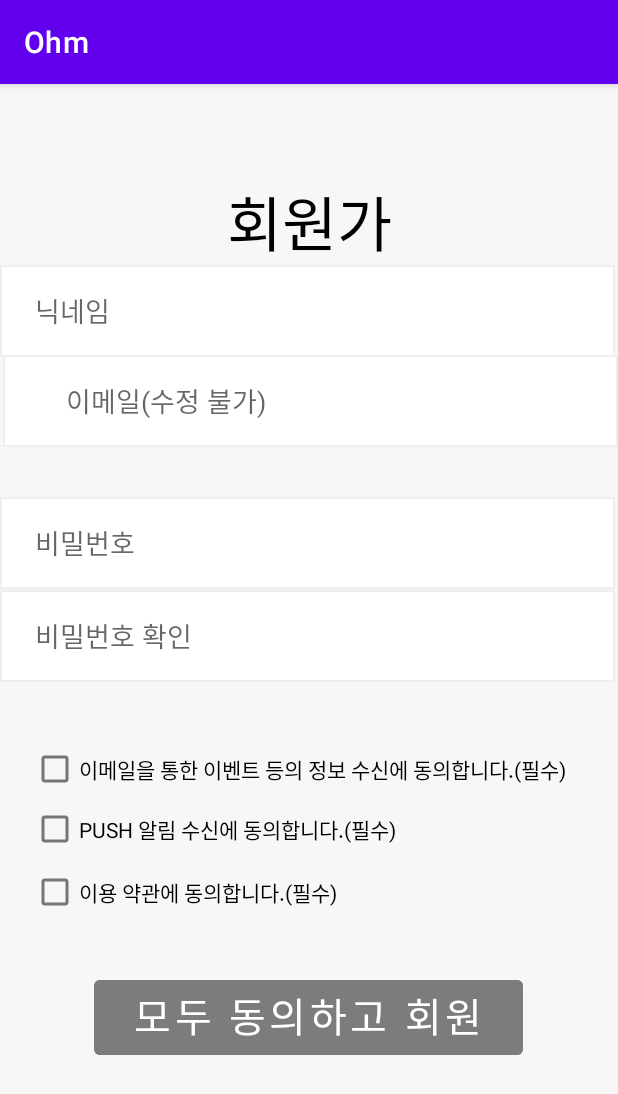
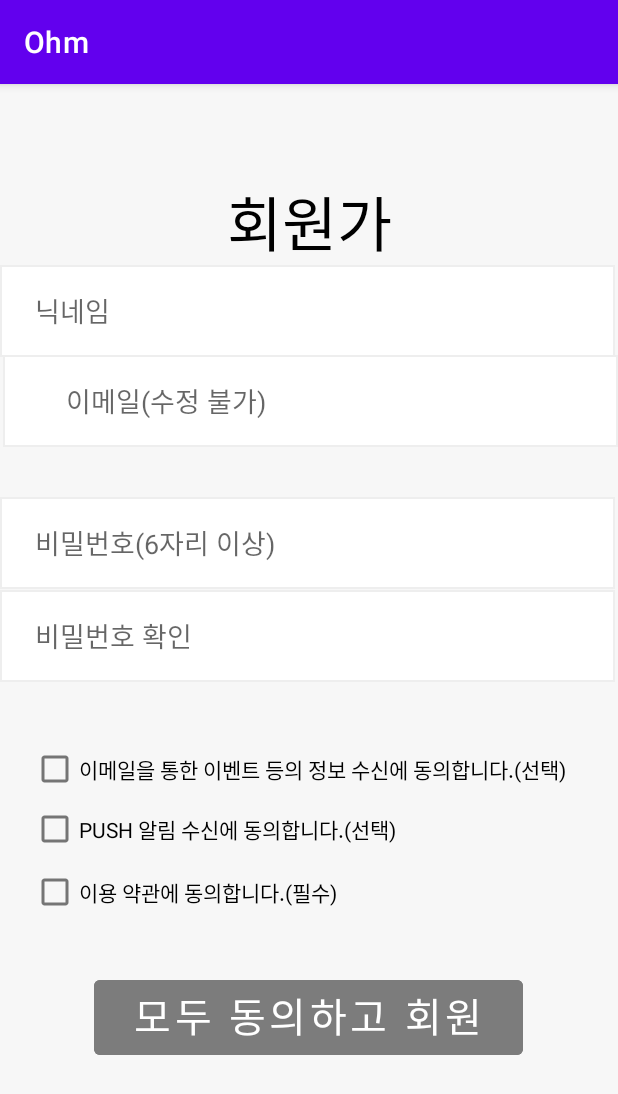
Before and after one commit to mjkcool/Project-Ohm, an Android app: the join screen opened directly, with no data from a screen before it, on a phone screen of 412 x 824 dp. Shown: the top 1094 px of the screen. Run offline under Robolectric (Android 15) with nearby library versions, the phone set to English and light mode, and no system bars; our stand-ins replace Firebase (no records; nobody signed in at launch, a user with empty details on screens opened directly).

Commit message:
1. 회원가입, 로그인 비밀번호 textpassword 설정 2. 이벤트 메일, push 선택으로 변경

```diff
--- a/app/build.gradle
+++ b/app/build.gradle
@@ -55,5 +55,6 @@ dependencies {
     androidTestImplementation 'androidx.test.espresso:espresso-core:3.3.0'
     implementation "androidx.cardview:cardview:1.0.0"
     implementation 'androidx.recyclerview:recyclerview:1.1.0'
+    implementation 'com.google.android.gms:play-services-auth:19.0.0'
     implementation "com.leinardi.android:speed-dial:2.0.0"
 }
--- a/app/src/main/res/layout/activity_join.xml
+++ b/app/src/main/res/layout/activity_join.xml
@@ -65,7 +65,8 @@
         android:layout_height="61dp"
         android:layout_marginTop="16dp"
         android:background="@drawable/edittext"
-        android:hint="     비밀번호"
+        android:inputType="textPassword"
+        android:hint="     비밀번호(6자리 이상)"
         app:layout_constraintBottom_toTopOf="@+id/event_check"
         app:layout_constraintEnd_toEndOf="parent"
         app:layout_constraintHorizontal_bias="0.0"
@@ -82,6 +83,7 @@
         android:layout_height="61dp"
         android:background="@drawable/edittext"
         android:hint="     비밀번호 확인"
+        android:inputType="textPassword"
         app:layout_constraintBottom_toTopOf="@+id/event_check"
         app:layout_constraintEnd_toEndOf="parent"
         app:layout_constraintHorizontal_bias="0.0"
@@ -97,7 +99,7 @@
         android:layout_width="391dp"
         android:layout_height="29dp"
         android:layout_marginTop="42dp"
-        android:text="이메일을 통한 이벤트 등의 정보 수신에 동의합니다.(필수)"
+        android:text="이메일을 통한 이벤트 등의 정보 수신에 동의합니다.(선택)"
         app:layout_constraintBottom_toTopOf="@+id/push"
         app:layout_constraintEnd_toEndOf="parent"
         app:layout_constraintHorizontal_bias="1.0"
@@ -112,7 +114,7 @@
         android:layout_width="391dp"
         android:layout_height="29dp"
         android:layout_marginTop="10dp"
-        android:text="PUSH 알림 수신에 동의합니다.(필수)"
+        android:text="PUSH 알림 수신에 동의합니다.(선택)"
         app:layout_constraintBottom_toTopOf="@+id/consent"
         app:layout_constraintEnd_toEndOf="parent"
         app:layout_constraintHorizontal_bias="1.0"
--- a/app/src/main/res/layout/activity_login.xml
+++ b/app/src/main/res/layout/activity_login.xml
@@ -59,6 +59,7 @@
         android:layout_width="356dp"
         android:layout_height="50dp"
         android:textColor="#000000"
+        android:inputType="textPassword"
         app:layout_constraintBottom_toBottomOf="parent"
         app:layout_constraintEnd_toEndOf="parent"
         app:layout_constraintHorizontal_bias="0.509"
```
Also changed, not shown: app/src/main/java/kr/hs/emirim/ohm/MyPage.kt (+4 -4 lines), app/src/main/java/kr/hs/emirim/ohm/join.kt (+18 -14 lines), app/src/main/java/kr/hs/emirim/ohm/login.kt (+8 -4 lines).
